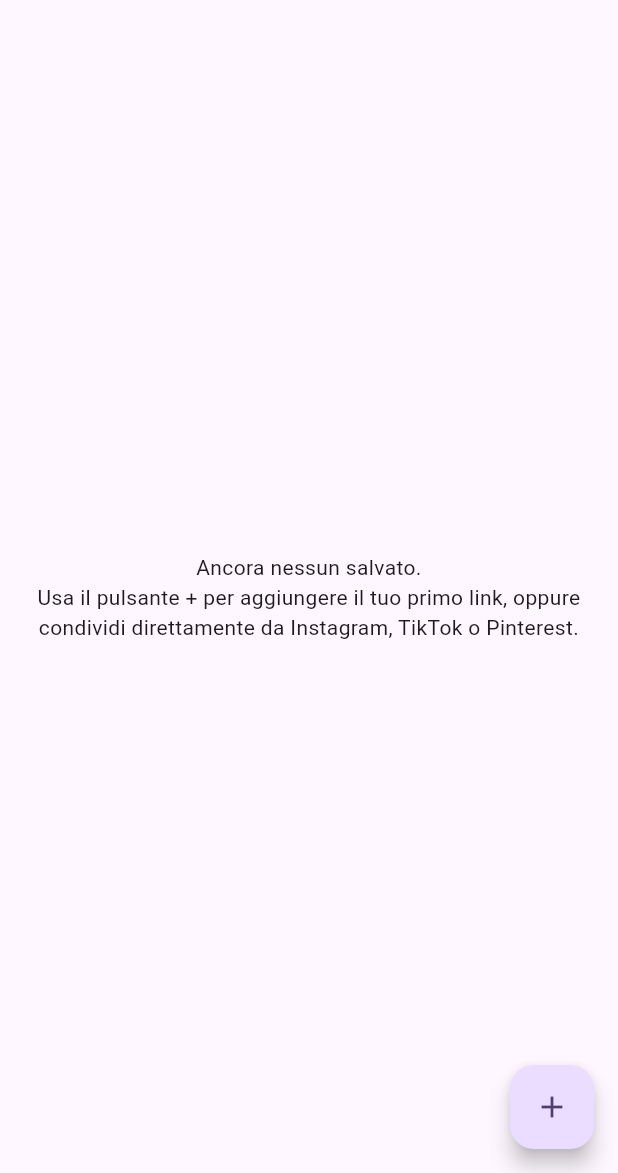
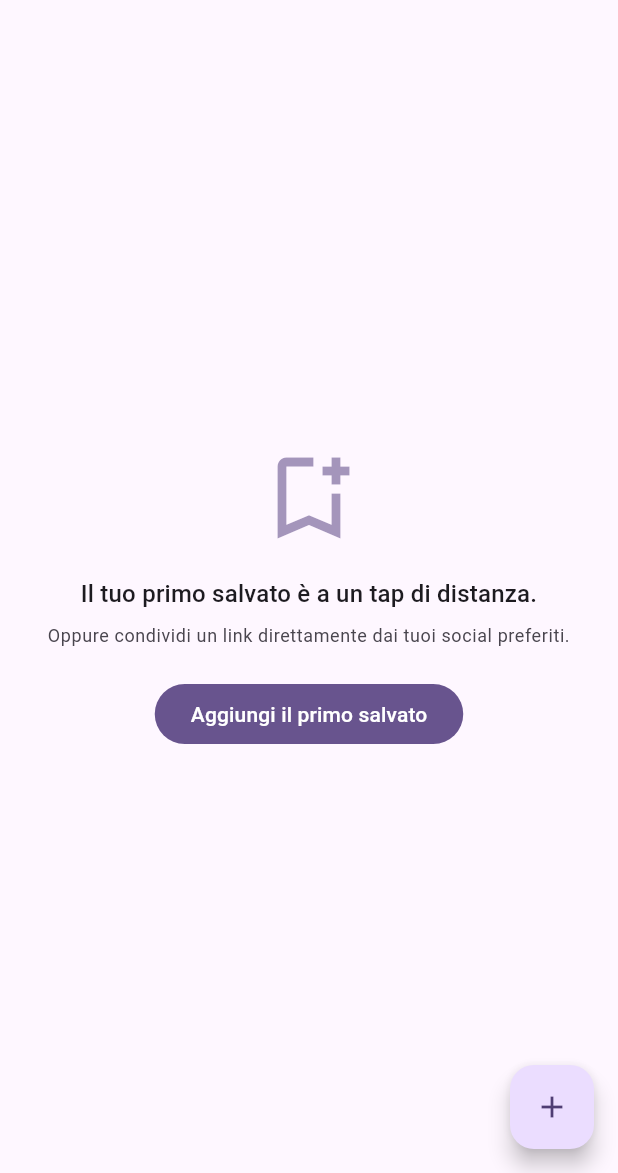
Before and after one commit to napoliste95-develop/stashly, a Flutter app: the HomeScreen screen opened directly, after a tap on "Ho capito", on a phone screen of 412 x 824 dp, the part 63-1236 px from its top. Run offline on Flutter 3.47's test engine with Material 3 defaults, Android fonts, the phone set to English and light mode, and no system bars; our stand-ins replace cloud_firestore, file_picker, firebase_auth, firebase_core, fl_chart, flutter_local_notifications and 7 more; missing offline and left inert: receive_sharing_intent, workmanager; accounts and stored records are empty; network calls fail; statements that could not run were skipped.

Commit message:
v0.6.8: indicatore visto/non visto, empty state home, mostra password, fix crash cambio account
- Pallino di accento sui salvati mai aperti e testo attenuato su quelli
  già visti, sia in vista lista che griglia (lib/widgets/item_card.dart)
- Empty state della home più invitante quando la libreria è vuota: icona,
  testo breve e pulsante diretto "Aggiungi il primo salvato"
- Pulsante mostra/nascondi password nel form di accesso/registrazione
- Fix: crash "Null check operator used on a null value" tornando alla
  home subito dopo essere usciti e rientrati nell'account, causato da una
  finestra transitoria in cui FirebaseAuth.currentUser è null durante il
  cambio utente; risolto rendendo il body di HomeScreen consapevole di
  authStateChanges()

Co-Authored-By: Claude Sonnet 5 <noreply@anthropic.com>

```diff
--- a/lib/screens/home_screen.dart
+++ b/lib/screens/home_screen.dart
@@ -1,3 +1,4 @@
+import 'package:firebase_auth/firebase_auth.dart';
 import 'package:flutter/material.dart';
 import 'package:shared_preferences/shared_preferences.dart';
 
@@ -55,10 +56,12 @@ List<SavedItem> filterAndSortItems(
   final query = searchQuery.trim().toLowerCase();
   if (query.isNotEmpty) {
     result = result
-        .where((e) =>
+        .where(
+          (e) =>
               e.title.toLowerCase().contains(query) ||
               e.note.toLowerCase().contains(query) ||
-            e.url.toLowerCase().contains(query))
+              e.url.toLowerCase().contains(query),
+        )
         .toList();
   }
 
@@ -71,14 +74,18 @@ List<SavedItem> filterAndSortItems(
       result.sort((a, b) => a.createdAt.compareTo(b.createdAt));
       break;
     case SortOption.nameAsc:
-      result.sort((a, b) => _displayName(a)
-          .toLowerCase()
-          .compareTo(_displayName(b).toLowerCase()));
+      result.sort(
+        (a, b) => _displayName(
+          a,
+        ).toLowerCase().compareTo(_displayName(b).toLowerCase()),
+      );
       break;
     case SortOption.nameDesc:
-      result.sort((a, b) => _displayName(b)
-          .toLowerCase()
-          .compareTo(_displayName(a).toLowerCase()));
+      result.sort(
+        (a, b) => _displayName(
+          b,
+        ).toLowerCase().compareTo(_displayName(a).toLowerCase()),
+      );
       break;
     case SortOption.platform:
       result.sort((a, b) {
@@ -127,7 +134,9 @@ class _HomeScreenState extends State<HomeScreen> {
   }
 
   Future<void> _toggleViewMode() async {
-    final newMode = _viewMode == HomeViewMode.list ? HomeViewMode.grid : HomeViewMode.list;
+    final newMode = _viewMode == HomeViewMode.list
+        ? HomeViewMode.grid
+        : HomeViewMode.list;
     setState(() => _viewMode = newMode);
     final prefs = await SharedPreferences.getInstance();
     await prefs.setString(_viewModePrefsKey, newMode.name);
@@ -268,7 +277,9 @@ class _HomeScreenState extends State<HomeScreen> {
                   ? Icons.grid_view_outlined
                   : Icons.view_list_outlined,
             ),
-            tooltip: _viewMode == HomeViewMode.list ? 'Vista a griglia' : 'Vista a lista',
+            tooltip: _viewMode == HomeViewMode.list
+                ? 'Vista a griglia'
+                : 'Vista a lista',
             onPressed: _toggleViewMode,
           ),
           PopupMenuButton<SortOption>(
@@ -288,7 +299,13 @@ class _HomeScreenState extends State<HomeScreen> {
         ],
       ),
       drawer: _buildDrawer(),
-      body: StreamBuilder<List<Category>>(
+      body: StreamBuilder<User?>(
+        stream: FirebaseAuth.instance.authStateChanges(),
+        builder: (context, authSnapshot) {
+          if (authSnapshot.data == null) {
+            return const Center(child: CircularProgressIndicator());
+          }
+          return StreamBuilder<List<Category>>(
             stream: _service.watchCategories(),
             builder: (context, categorySnapshot) {
               final categories = categorySnapshot.data ?? [];
@@ -302,14 +319,43 @@ class _HomeScreenState extends State<HomeScreen> {
                   }
                   final items = snapshot.data ?? [];
                   if (items.isEmpty) {
-                return const Center(
+                    return Center(
                       child: Padding(
-                    padding: EdgeInsets.all(24),
-                    child: Text(
-                      'Ancora nessun salvato.\nUsa il pulsante + per aggiungere '
-                      'il tuo primo link, oppure condividi direttamente da '
-                      'Instagram, TikTok o Pinterest.',
+                        padding: const EdgeInsets.all(24),
+                        child: Column(
+                          mainAxisSize: MainAxisSize.min,
+                          children: [
+                            Icon(
+                              Icons.bookmark_add_outlined,
+                              size: 72,
+                              color: Theme.of(
+                                context,
+                              ).colorScheme.primary.withValues(alpha: 0.6),
+                            ),
+                            const SizedBox(height: 16),
+                            Text(
+                              'Il tuo primo salvato è a un tap di distanza.',
                               textAlign: TextAlign.center,
+                              style: Theme.of(context).textTheme.titleMedium,
+                            ),
+                            const SizedBox(height: 8),
+                            Text(
+                              'Oppure condividi un link direttamente dai tuoi social '
+                              'preferiti.',
+                              textAlign: TextAlign.center,
+                              style: Theme.of(context).textTheme.bodySmall
+                                  ?.copyWith(
+                                    color: Theme.of(
+                                      context,
+                                    ).colorScheme.onSurfaceVariant,
+                                  ),
+                            ),
+                            const SizedBox(height: 20),
+                            FilledButton(
+                              onPressed: () => openItemSheet(context),
+                              child: const Text('Aggiungi il primo salvato'),
+                            ),
+                          ],
                         ),
                       ),
                     );
@@ -331,7 +377,9 @@ class _HomeScreenState extends State<HomeScreen> {
                           padding: const EdgeInsets.symmetric(horizontal: 12),
                           children: [
                             Padding(
-                          padding: const EdgeInsets.symmetric(horizontal: 4),
+                              padding: const EdgeInsets.symmetric(
+                                horizontal: 4,
+                              ),
                               child: ChoiceChip(
                                 label: const Text('Tutti'),
                                 selected: _selectedCategoryId == null,
@@ -341,7 +389,9 @@ class _HomeScreenState extends State<HomeScreen> {
                             ),
                             ...categories.map(
                               (c) => Padding(
-                            padding: const EdgeInsets.symmetric(horizontal: 4),
+                                padding: const EdgeInsets.symmetric(
+                                  horizontal: 4,
+                                ),
                                 child: ChoiceChip(
                                   label: Text(c.name),
                                   avatar: CircleAvatar(
@@ -349,8 +399,9 @@ class _HomeScreenState extends State<HomeScreen> {
                                     radius: 6,
                                   ),
                                   selected: _selectedCategoryId == c.id,
-                              onSelected: (_) =>
-                                  setState(() => _selectedCategoryId = c.id),
+                                  onSelected: (_) => setState(
+                                    () => _selectedCategoryId = c.id,
+                                  ),
                                 ),
                               ),
                             ),
@@ -361,7 +412,9 @@ class _HomeScreenState extends State<HomeScreen> {
                       Expanded(
                         child: filtered.isEmpty
                             ? const Center(
-                            child: Text('Nessun salvato corrisponde ai filtri.'),
+                                child: Text(
+                                  'Nessun salvato corrisponde ai filtri.',
+                                ),
                               )
                             : _viewMode == HomeViewMode.list
                             ? ListView.builder(
@@ -392,6 +445,8 @@ class _HomeScreenState extends State<HomeScreen> {
                 },
               );
             },
+          );
+        },
       ),
       floatingActionButton: FloatingActionButton(
         onPressed: () => openItemSheet(context),
--- a/pubspec.yaml
+++ b/pubspec.yaml
@@ -16,7 +16,7 @@ publish_to: 'none' # Remove this line if you wish to publish to pub.dev
 # https://developer.apple.com/library/archive/documentation/General/Reference/InfoPlistKeyReference/Articles/CoreFoundationKeys.html
 # In Windows, build-name is used as the major, minor, and patch parts
 # of the product and file versions while build-number is used as the build suffix.
-version: 0.6.7+22
+version: 0.6.8+23
 
 environment:
   sdk: ^3.12.2
```
Also changed, not shown: lib/screens/account_screen.dart (+16 -3 lines), lib/widgets/item_card.dart (+45 -5 lines), public/version.json (+4 -4 lines), 1 other file. Lines whose indentation alone changed are shown as unchanged.
